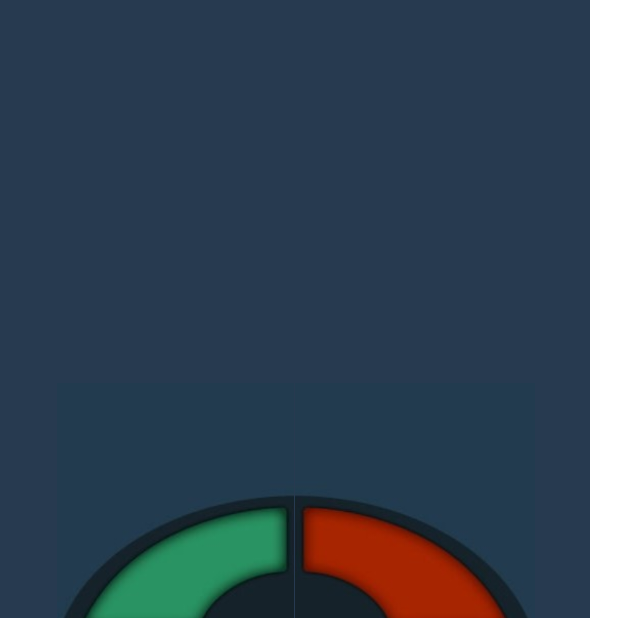
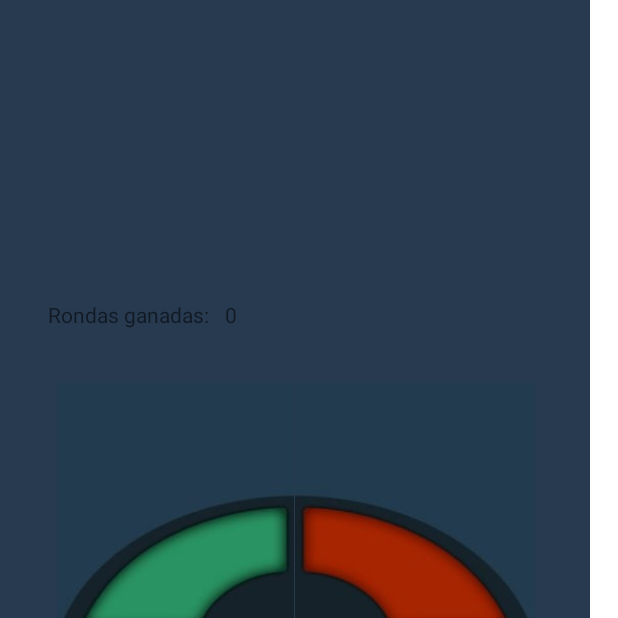
Before and after one commit to DavidP1996erea/Simon_ROOM, an Android app: the screen it shows after launch (MainActivity), after a tap on an icon or button, on a phone screen of 412 x 824 dp, the top half of it. Run offline under Robolectric (Android 15) with nearby library versions, the phone set to English and light mode, and no system bars.

Commit message:
contadorAcabado

```diff
--- a/app/src/main/java/com/example/simon/MainActivity.kt
+++ b/app/src/main/java/com/example/simon/MainActivity.kt
@@ -9,6 +9,7 @@ import android.util.Log
 import android.view.View
 import android.widget.Button
 import android.widget.ImageView
+import android.widget.TextView
 import androidx.appcompat.app.AlertDialog
 import java.lang.reflect.Array
 
@@ -35,7 +36,7 @@ class MainActivity : AppCompatActivity(), comunicador {
         return listaFotosJuego[(0..3).random()]
 
     }
-
+    var contadorRondas =0
 
     fun iluminarBoton(imagenAleatoria:ImageView){
 
@@ -65,31 +66,7 @@ class MainActivity : AppCompatActivity(), comunicador {
     }
 
 
-    override fun jugarParteAmarilla() {
 
-        var imagenAmarilla = findViewById<ImageView>(R.id.parteAmarillaColor)
-
-        imagenAmarilla.setImageResource(R.drawable.parteamarillapulsada)
-
-        Handler(Looper.getMainLooper()).postDelayed(
-            {
-                imagenAmarilla.setImageResource(R.drawable.parteamarilla)
-            },
-            500  )
-        listaJugador.add(imagenAmarilla)
-
-
-            if (listaMaquina.size == listaJugador.size) {
-                Handler(Looper.getMainLooper()).postDelayed(
-                    {
-                        comprobarListas()
-                    },
-                    2000  )
-            }
-
-
-
-    }
 
      fun jugarParteAmarillaMaquina() {
 
@@ -153,6 +130,31 @@ class MainActivity : AppCompatActivity(), comunicador {
 
     }
 
+    override fun jugarParteAmarilla() {
+
+        var imagenAmarilla = findViewById<ImageView>(R.id.parteAmarillaColor)
+
+        imagenAmarilla.setImageResource(R.drawable.parteamarillapulsada)
+
+        Handler(Looper.getMainLooper()).postDelayed(
+            {
+                imagenAmarilla.setImageResource(R.drawable.parteamarilla)
+            },
+            500  )
+        listaJugador.add(imagenAmarilla)
+
+
+        if (listaMaquina.size == listaJugador.size) {
+            Handler(Looper.getMainLooper()).postDelayed(
+                {
+                    comprobarListas()
+                },
+                2000  )
+        }
+
+
+
+    }
     override fun jugarParteVerde() {
 
         var imagenVerde = findViewById<ImageView>(R.id.parteVerdeColor)
@@ -263,16 +265,21 @@ class MainActivity : AppCompatActivity(), comunicador {
 
     fun comprobarListas(){
 
+        var textoContador = findViewById<TextView>(R.id.contadorRondas)
+
 
         if(listaMaquina==listaJugador) {
+            contadorRondas++;
+            textoContador.text = contadorRondas.toString()
+            empezarRonda()
 
-            empezarRonda()
         }else{
             mensajeDerrota().show()
             var botonComenzar = findViewById<Button>(R.id.empezarPartida)
 
             botonComenzar.visibility = View.VISIBLE
             listaMaquina.clear()
+            textoContador.text ="0"
         }
 
 
--- a/app/src/main/res/layout/fragment_verde.xml
+++ b/app/src/main/res/layout/fragment_verde.xml
@@ -17,6 +17,22 @@
         android:layout_marginStart="32dp"
         android:layout_marginTop="255dp"
         android:clickable="true"
-        android:src="@drawable/parteverde" />
+        android:src="@drawable/parteverde"
+        tools:ignore="SpeakableTextPresentCheck" />
+
+    <TextView
+        android:layout_marginStart="32dp"
+        android:layout_marginTop="200dp"
+        android:layout_width="wrap_content"
+        android:layout_height="wrap_content"
+        android:text="Rondas ganadas: " />
+
+    <TextView
+        android:id="@+id/contadorRondas"
+        android:layout_marginStart="150dp"
+        android:layout_marginTop="200dp"
+        android:layout_width="wrap_content"
+        android:layout_height="wrap_content"
+        android:text="0 " />
 
 </FrameLayout>
```
